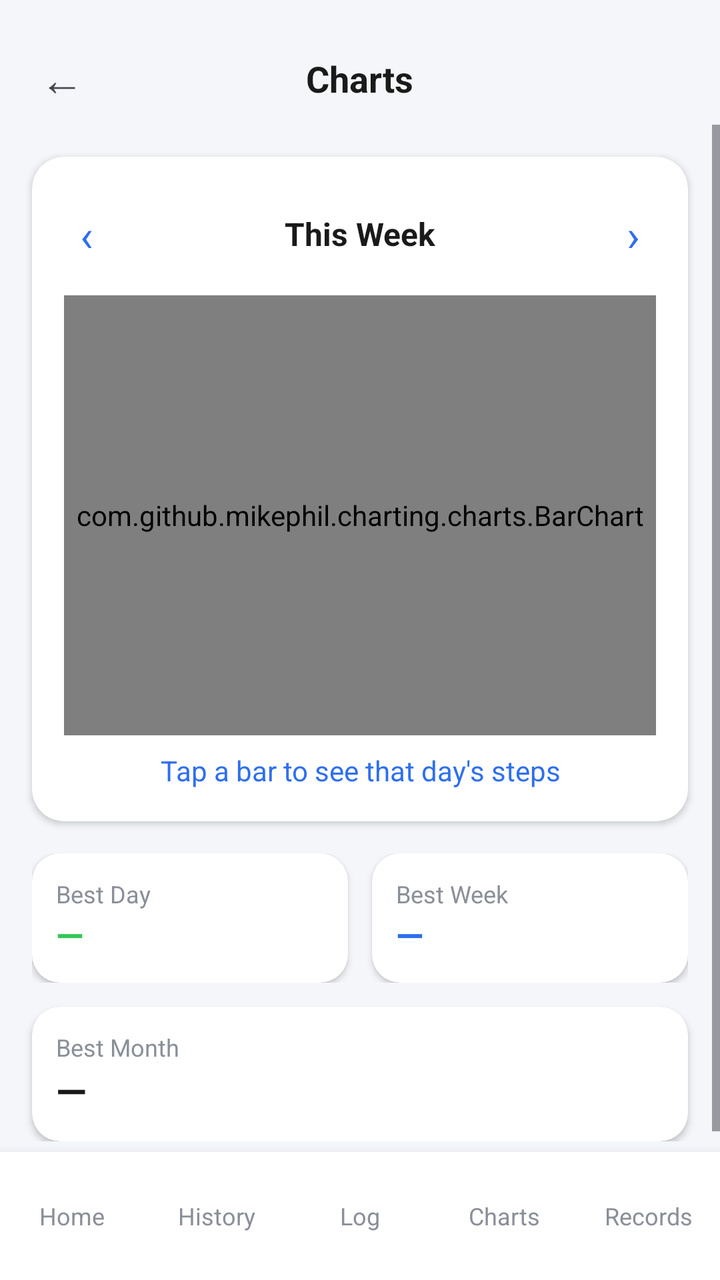
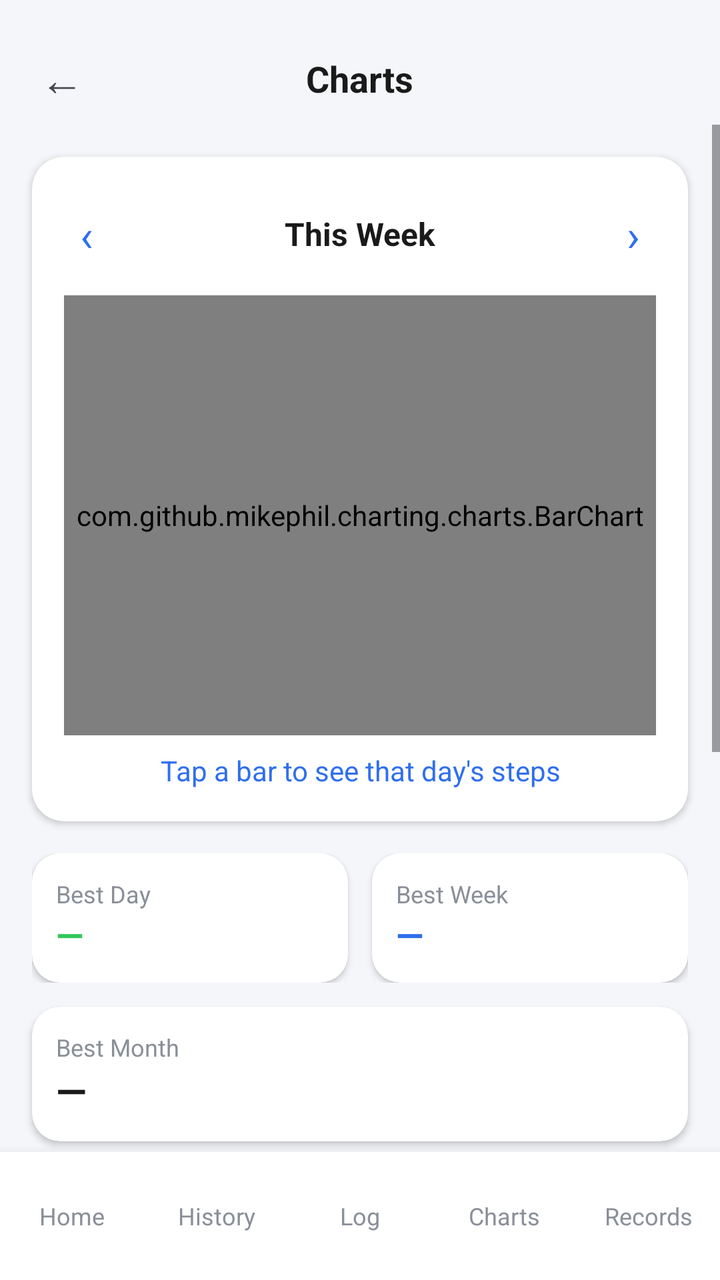

Before-and-after screenshots of an Android layout around one commit, followed by the original layout XML and the change that was made.
<!-- AndroidManifest.xml: application theme Theme.FitTrack -->
<!-- res/layout/activity_charts.xml -->
<?xml version="1.0" encoding="utf-8"?>
<androidx.constraintlayout.widget.ConstraintLayout xmlns:android="http://schemas.android.com/apk/res/android"
    xmlns:app="http://schemas.android.com/apk/res-auto"
    android:layout_width="match_parent"
    android:layout_height="match_parent"
    android:background="@color/bg_screen">

    <TextView
        android:id="@+id/backButton"
        android:layout_width="wrap_content"
        android:layout_height="wrap_content"
        android:text="←"
        android:textSize="22sp"
        android:padding="8dp"
        android:layout_marginTop="16dp"
        android:layout_marginStart="12dp"
        app:layout_constraintTop_toTopOf="parent"
        app:layout_constraintStart_toStartOf="parent" />

    <TextView
        android:id="@+id/chartsTitle"
        android:layout_width="wrap_content"
        android:layout_height="wrap_content"
        android:text="Charts"
        android:textSize="18sp"
        android:textStyle="bold"
        android:textColor="@color/text_primary"
        app:layout_constraintTop_toTopOf="@id/backButton"
        app:layout_constraintBottom_toBottomOf="@id/backButton"
        app:layout_constraintStart_toStartOf="parent"
        app:layout_constraintEnd_toEndOf="parent" />

    <ScrollView
        android:layout_width="match_parent"
        android:layout_height="0dp"
        app:layout_constraintTop_toBottomOf="@id/backButton"
        app:layout_constraintBottom_toTopOf="@id/bottomNav">

        <LinearLayout
            android:layout_width="match_parent"
            android:layout_height="wrap_content"
            android:orientation="vertical"
            android:paddingBottom="16dp">

            <androidx.cardview.widget.CardView
                android:layout_width="match_parent"
                android:layout_height="wrap_content"
                android:layout_marginTop="16dp"
                android:layout_marginHorizontal="16dp"
                app:cardCornerRadius="16dp"
                app:cardElevation="2dp"
                app:cardBackgroundColor="@android:color/white">

                <LinearLayout
                    android:layout_width="match_parent"
                    android:layout_height="wrap_content"
                    android:orientation="vertical"
                    android:padding="16dp">

                    <LinearLayout
                        android:layout_width="match_parent"
                        android:layout_height="wrap_content"
                        android:orientation="horizontal"
                        android:gravity="center_vertical">

                        <TextView
                            android:id="@+id/prevWeekBtn"
                            android:layout_width="wrap_content"
                            android:layout_height="wrap_content"
                            android:text="‹"
                            android:textSize="22sp"
                            android:padding="8dp"
                            android:textColor="@color/accent_blue" />

                        <TextView
                            android:id="@+id/weekLabel"
                            android:layout_width="0dp"
                            android:layout_height="wrap_content"
                            android:layout_weight="1"
                            android:gravity="center"
                            android:textSize="16sp"
                            android:textStyle="bold"
                            android:textColor="@color/text_primary"
                            android:text="This Week" />

                        <TextView
                            android:id="@+id/nextWeekBtn"
                            android:layout_width="wrap_content"
                            android:layout_height="wrap_content"
                            android:text="›"
                            android:textSize="22sp"
                            android:padding="8dp"
                            android:textColor="@color/accent_blue" />
                    </LinearLayout>

                    <com.github.mikephil.charting.charts.BarChart
                        android:id="@+id/stepsBarChart"
                        android:layout_width="match_parent"
                        android:layout_height="220dp"
                        android:layout_marginTop="8dp" />

                    <TextView
                        android:id="@+id/selectedDayText"
                        android:layout_width="match_parent"
                        android:layout_height="wrap_content"
                        android:gravity="center"
                        android:textSize="14sp"
                        android:textColor="@color/accent_blue"
                        android:layout_marginTop="8dp"
                        android:text="Tap a bar to see that day's steps" />

                </LinearLayout>
            </androidx.cardview.widget.CardView>

            <LinearLayout
                android:layout_width="match_parent"
                android:layout_height="wrap_content"
                android:orientation="horizontal"
                android:layout_marginTop="16dp"
                android:layout_marginHorizontal="16dp">

                <androidx.cardview.widget.CardView
                    android:layout_width="0dp"
                    android:layout_height="wrap_content"
                    android:layout_weight="1"
                    android:layout_marginEnd="6dp"
                    app:cardCornerRadius="14dp"
                    app:cardElevation="2dp"
                    app:cardBackgroundColor="@android:color/white">
                    <LinearLayout
                        android:layout_width="match_parent"
                        android:layout_height="wrap_content"
                        android:orientation="vertical"
                        android:padding="12dp">
                        <TextView android:layout_width="wrap_content" android:layout_height="wrap_content"
                            android:text="Best Day" android:textSize="12sp" android:textColor="@color/text_secondary" />
                        <TextView android:id="@+id/bestDayStat" android:layout_width="wrap_content" android:layout_height="wrap_content"
                            android:text="—" android:textSize="18sp" android:textStyle="bold" android:textColor="@color/accent_green" />
                    </LinearLayout>
                </androidx.cardview.widget.CardView>

                <androidx.cardview.widget.CardView
                    android:layout_width="0dp"
                    android:layout_height="wrap_content"
                    android:layout_weight="1"
                    android:layout_marginStart="6dp"
                    app:cardCornerRadius="14dp"
                    app:cardElevation="2dp"
                    app:cardBackgroundColor="@android:color/white">
                    <LinearLayout
                        android:layout_width="match_parent"
                        android:layout_height="wrap_content"
                        android:orientation="vertical"
                        android:padding="12dp">
                        <TextView android:layout_width="wrap_content" android:layout_height="wrap_content"
                            android:text="Best Week" android:textSize="12sp" android:textColor="@color/text_secondary" />
                        <TextView android:id="@+id/bestWeekStat" android:layout_width="wrap_content" android:layout_height="wrap_content"
                            android:text="—" android:textSize="18sp" android:textStyle="bold" android:textColor="@color/accent_blue" />
                    </LinearLayout>
                </androidx.cardview.widget.CardView>
            </LinearLayout>

            <androidx.cardview.widget.CardView
                android:layout_width="match_parent"
                android:layout_height="wrap_content"
                android:layout_marginTop="12dp"
                android:layout_marginHorizontal="16dp"
                app:cardCornerRadius="14dp"
                app:cardElevation="2dp"
                app:cardBackgroundColor="@android:color/white">
                <LinearLayout
                    android:layout_width="match_parent"
                    android:layout_height="wrap_content"
                    android:orientation="vertical"
                    android:padding="12dp">
                    <TextView android:layout_width="wrap_content" android:layout_height="wrap_content"
                        android:text="Best Month" android:textSize="12sp" android:textColor="@color/text_secondary" />
                    <TextView android:id="@+id/bestMonthStat" android:layout_width="wrap_content" android:layout_height="wrap_content"
                        android:text="—" android:textSize="20sp" android:textStyle="bold" android:textColor="@color/text_primary" />
                </LinearLayout>
            </androidx.cardview.widget.CardView>

        </LinearLayout>
    </ScrollView>

    <include
        android:id="@+id/bottomNav"
        layout="@layout/bottom_nav"
        android:layout_width="match_parent"
        android:layout_height="64dp"
        app:layout_constraintStart_toStartOf="parent"
        app:layout_constraintEnd_toEndOf="parent"
        app:layout_constraintBottom_toBottomOf="parent" />

</androidx.constraintlayout.widget.ConstraintLayout>
<!-- res/layout/bottom_nav.xml (included above) -->
<?xml version="1.0" encoding="utf-8"?>
<LinearLayout xmlns:android="http://schemas.android.com/apk/res/android"
    android:layout_width="match_parent"
    android:layout_height="64dp"
    android:orientation="horizontal"
    android:background="@android:color/white"
    android:elevation="8dp">

    <TextView android:id="@+id/navHome" android:text="Home" style="@style/NavItem" />
    <TextView android:id="@+id/navHistory" android:text="History" style="@style/NavItem" />
    <TextView android:id="@+id/navLog" android:text="Log" style="@style/NavItem" />
    <TextView android:id="@+id/navCharts" android:text="Charts" style="@style/NavItem" />
    <TextView android:id="@+id/navRecords" android:text="Records" style="@style/NavItem" />

</LinearLayout>
<!-- resources referenced by this layout -->
<resources>
  <color name="accent_blue">#2F6FED</color>
  <color name="accent_green">#34C759</color>
  <color name="bg_screen">#F4F6FA</color>
  <color name="text_primary">#1A1A1A</color>
  <color name="text_secondary">#8A8F98</color>
  <style name="NavItem">
          <item name="android:layout_width">0dp</item>
          <item name="android:layout_height">match_parent</item>
          <item name="android:layout_weight">1</item>
          <item name="android:gravity">center</item>
          <item name="android:textSize">12sp</item>
          <item name="android:textColor">@color/text_secondary</item>
      </style>
  <style name="Theme.FitTrack" parent="Base.Theme.FitTrack" />
  <style name="Base.Theme.FitTrack" parent="Theme.Material3.DayNight.NoActionBar">
          
          
      </style>
</resources>

<!-- the commit's change to res/layout/activity_charts.xml (unified diff, before → after) -->
@@ -179,6 +179,66 @@
                         android:text="—" android:textSize="20sp" android:textStyle="bold" android:textColor="@color/text_primary" />
                 </LinearLayout>
             </androidx.cardview.widget.CardView>
+            <androidx.cardview.widget.CardView
+                android:layout_width="match_parent"
+                android:layout_height="wrap_content"
+                android:layout_marginTop="12dp"
+                android:layout_marginHorizontal="16dp"
+                app:cardCornerRadius="16dp"
+                app:cardElevation="2dp"
+                app:cardBackgroundColor="@android:color/white">
+                <LinearLayout
+                    android:layout_width="match_parent"
+                    android:layout_height="wrap_content"
+                    android:orientation="vertical"
+                    android:padding="16dp">
+                    <TextView
+                        android:layout_width="wrap_content"
+                        android:layout_height="wrap_content"
+                        android:text="4-Week Trend"
+                        android:textSize="16sp"
+                        android:textStyle="bold"
+                        android:textColor="@color/text_primary" />
+                    <com.github.mikephil.charting.charts.LineChart
+                        android:id="@+id/trendLineChart"
+                        android:layout_width="match_parent"
+                        android:layout_height="160dp"
+                        android:layout_marginTop="8dp" />
+                </LinearLayout>
+            </androidx.cardview.widget.CardView>
+
+            <androidx.cardview.widget.CardView
+                android:layout_width="match_parent"
+                android:layout_height="wrap_content"
+                android:layout_marginTop="12dp"
+                android:layout_marginHorizontal="16dp"
+                android:layout_marginBottom="8dp"
+                app:cardCornerRadius="16dp"
+                app:cardElevation="2dp"
+                app:cardBackgroundColor="@color/accent_green">
+                <LinearLayout
+                    android:layout_width="match_parent"
+                    android:layout_height="wrap_content"
+                    android:orientation="horizontal"
+                    android:gravity="center_vertical"
+                    android:padding="18dp">
+                    <TextView
+                        android:layout_width="0dp"
+                        android:layout_height="wrap_content"
+                        android:layout_weight="1"
+                        android:text="🔥 Current Streak"
+                        android:textSize="15sp"
+                        android:textColor="@android:color/white" />
+                    <TextView
+                        android:id="@+id/streakValue"
+                        android:layout_width="wrap_content"
+                        android:layout_height="wrap_content"
+                        android:text="0 days"
+                        android:textSize="20sp"
+                        android:textStyle="bold"
+                        android:textColor="@android:color/white" />
+                </LinearLayout>
+            </androidx.cardview.widget.CardView>
 
         </LinearLayout>
     </ScrollView>
